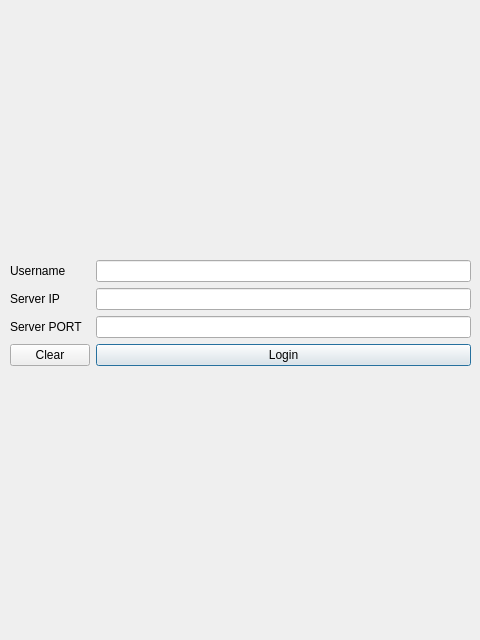
Before: the Qt Designer form simple_grpc_chat/frontend/ui/login.ui in vadyushkins/simple-grpc-chat, drawn with Qt 5.
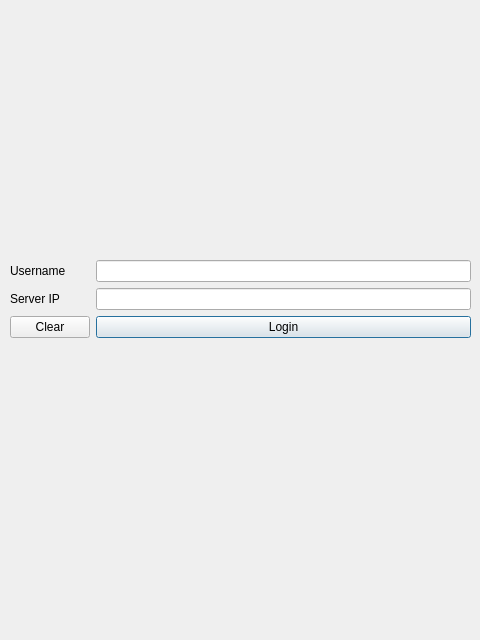
After: the same form once the commit is applied.

Diff of the .ui file:
```diff
--- a/simple_grpc_chat/frontend/ui/login.ui
+++ b/simple_grpc_chat/frontend/ui/login.ui
@@ -43,24 +43,14 @@
     <item row="1" column="1">
      <widget class="QLineEdit" name="ServerIPLineEdit"/>
     </item>
-    <item row="2" column="0">
-     <widget class="QLabel" name="ServerPORTLabel">
-      <property name="text">
-       <string>Server PORT</string>
-      </property>
-     </widget>
-    </item>
     <item row="2" column="1">
-     <widget class="QLineEdit" name="ServerPORTLineEdit"/>
-    </item>
-    <item row="3" column="1">
      <widget class="QPushButton" name="LoginButton">
       <property name="text">
        <string>Login</string>
       </property>
      </widget>
     </item>
-    <item row="3" column="0">
+    <item row="2" column="0">
      <widget class="QPushButton" name="ClearButton">
       <property name="text">
        <string>Clear</string>
```
